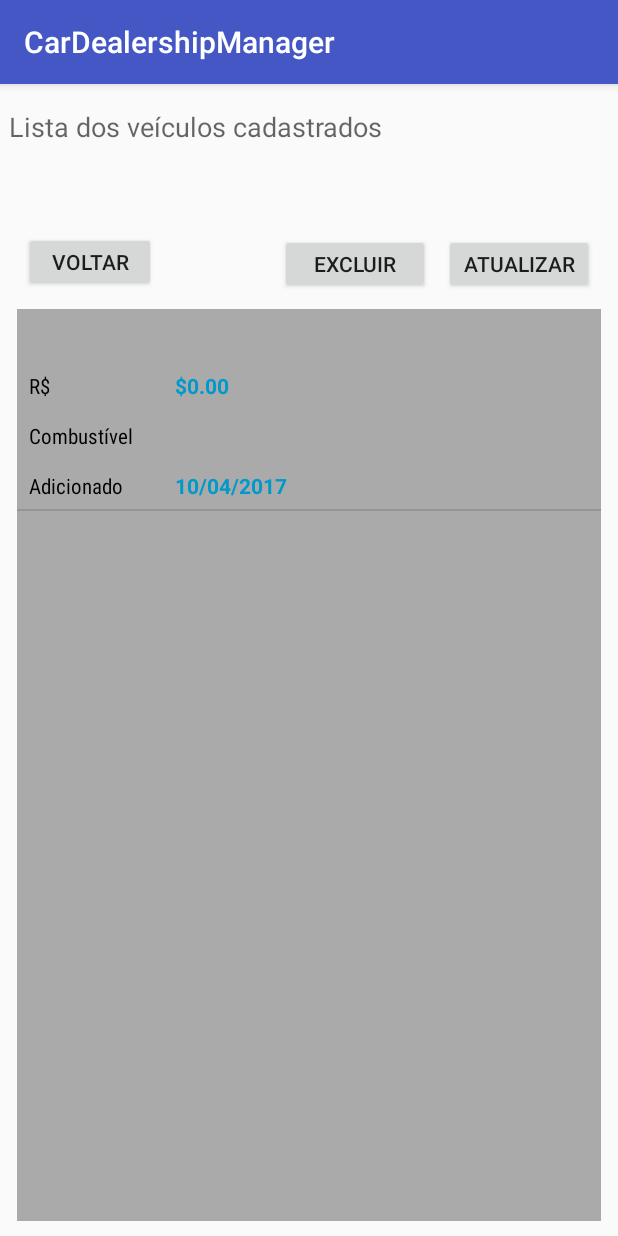
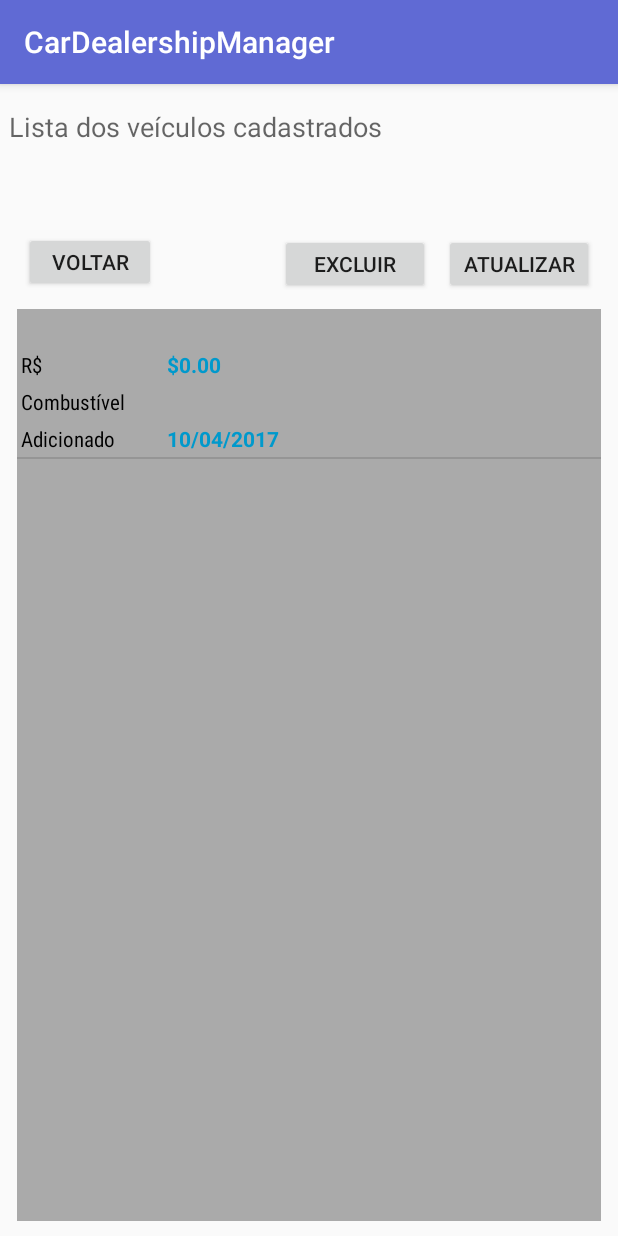
Before and after one commit to LVSant/cardealershipmanager, an Android app: the GaragemActivity screen opened directly, with no data from a screen before it, on a phone screen of 412 x 824 dp. Run offline under Robolectric (Android 15) with nearby library versions, the phone set to English and light mode, and no system bars.

```diff
--- a/app/src/main/res/layout/item_garagem.xml
+++ b/app/src/main/res/layout/item_garagem.xml
@@ -1,5 +1,6 @@
 <?xml version="1.0" encoding="utf-8"?>
 <LinearLayout xmlns:android="http://schemas.android.com/apk/res/android"
+    xmlns:tools="http://schemas.android.com/tools"
     android:layout_width="match_parent"
     android:layout_height="match_parent">
 
@@ -10,63 +11,62 @@
 
         <TextView
             android:id="@+id/textmarca"
-            android:layout_width="160dp"
-            android:layout_height="25dp"
+            android:layout_width="match_parent"
+            android:layout_height="22dp"
             android:layout_alignBaseline="@+id/textname"
             android:layout_alignBottom="@+id/textname"
             android:layout_alignParentStart="true"
-            android:layout_margin="4dp"
+            android:layout_margin="1dp"
             android:layout_marginStart="7dp"
-            android:layout_weight="1"
             android:fontFamily="sans-serif-condensed"
-            android:padding="4dp"
+            android:padding="1dp"
             android:textColor="@android:color/background_dark"
             android:textSize="14sp" />
 
         <TextView
             android:id="@+id/textView3"
-            android:layout_width="160dp"
-            android:layout_height="25dp"
+            android:layout_width="match_parent"
+            android:layout_height="22dp"
             android:layout_alignBottom="@+id/textpreco"
             android:layout_alignEnd="@+id/textmarca"
             android:layout_alignStart="@+id/textmarca"
             android:layout_alignTop="@+id/textpreco"
-            android:layout_margin="4dp"
+            android:layout_margin="1dp"
             android:layout_weight="1"
             android:fontFamily="sans-serif-condensed"
-            android:padding="4dp"
+            android:padding="1dp"
             android:text="R$"
             android:textColor="@android:color/background_dark"
             android:textSize="14sp" />
 
         <TextView
             android:id="@+id/textView4"
-            android:layout_width="160dp"
-            android:layout_height="25dp"
+            android:layout_width="match_parent"
+            android:layout_height="22dp"
             android:layout_alignBottom="@+id/textCombustivel"
             android:layout_alignEnd="@+id/textView3"
             android:layout_alignStart="@+id/textView3"
             android:layout_alignTop="@+id/textCombustivel"
-            android:layout_margin="4dp"
+            android:layout_margin="1dp"
             android:layout_weight="1"
             android:fontFamily="sans-serif-condensed"
-            android:padding="4dp"
+            android:padding="1dp"
             android:text="Combustível"
             android:textColor="@android:color/background_dark"
             android:textSize="14sp" />
 
         <TextView
             android:id="@+id/textView11"
-            android:layout_width="160dp"
-            android:layout_height="25dp"
+            android:layout_width="match_parent"
+            android:layout_height="22dp"
             android:layout_alignBottom="@+id/textadicionado"
             android:layout_alignEnd="@+id/textView4"
             android:layout_alignStart="@+id/textView4"
             android:layout_alignTop="@+id/textadicionado"
-            android:layout_margin="4dp"
+            android:layout_margin="1dp"
             android:layout_weight="1"
             android:fontFamily="sans-serif-condensed"
-            android:padding="4dp"
+            android:padding="1dp"
             android:text="Adicionado"
             android:textColor="@android:color/background_dark"
             android:textSize="14sp" />
@@ -81,59 +81,59 @@
         <TextView
             android:id="@+id/textname"
             android:layout_width="match_parent"
-            android:layout_height="25dp"
+            android:layout_height="22dp"
             android:layout_alignParentEnd="true"
             android:layout_alignParentTop="true"
-            android:layout_margin="4dp"
+            android:layout_margin="1dp"
             android:layout_marginTop="30dp"
             android:layout_weight="1"
             android:fontFamily="sans-serif-condensed"
-            android:padding="4dp"
+            android:padding="1dp"
             android:textColor="@android:color/holo_blue_dark"
             android:textSize="14sp" />
 
         <TextView
             android:id="@+id/textpreco"
             android:layout_width="match_parent"
-            android:layout_height="25dp"
+            android:layout_height="22dp"
             android:layout_alignEnd="@+id/textname"
             android:layout_alignStart="@+id/textname"
             android:layout_below="@+id/textname"
-            android:layout_margin="4dp"
+            android:layout_margin="1dp"
             android:layout_marginTop="14dp"
             android:layout_weight="1"
             android:fontFamily="sans-serif-condensed"
-            android:padding="4dp"
+            android:padding="1dp"
             android:textColor="@android:color/holo_blue_dark"
             android:textSize="14sp" />
 
         <TextView
             android:id="@+id/textCombustivel"
             android:layout_width="match_parent"
-            android:layout_height="25dp"
+            android:layout_height="22dp"
             android:layout_alignEnd="@+id/textpreco"
             android:layout_alignStart="@+id/textpreco"
             android:layout_below="@+id/textpreco"
-            android:layout_margin="4dp"
+            android:layout_margin="1dp"
             android:layout_marginTop="13dp"
             android:layout_weight="1"
             android:fontFamily="sans-serif-condensed"
-            android:padding="4dp"
+            android:padding="1dp"
             android:textColor="@android:color/holo_blue_dark"
             android:textSize="14sp" />
 
         <TextView
             android:id="@+id/textadicionado"
             android:layout_width="match_parent"
-            android:layout_height="25dp"
+            android:layout_height="22dp"
             android:layout_alignEnd="@+id/textCombustivel"
             android:layout_alignStart="@+id/textCombustivel"
             android:layout_below="@+id/textCombustivel"
-            android:layout_margin="4dp"
+            android:layout_margin="1dp"
             android:layout_marginTop="10dp"
             android:layout_weight="1"
             android:fontFamily="sans-serif-condensed"
-            android:padding="4dp"
+            android:padding="1dp"
             android:textColor="@android:color/holo_blue_dark"
             android:textSize="14sp" />
 
--- a/app/src/main/res/values/colors.xml
+++ b/app/src/main/res/values/colors.xml
@@ -1,6 +1,6 @@
 <?xml version="1.0" encoding="utf-8"?>
 <resources>
-    <color name="colorPrimary">#4457c4</color>
-    <color name="colorPrimaryDark">#94a1e7</color>
+    <color name="colorPrimary">#606ad4</color>
+    <color name="colorPrimaryDark">#21265e</color>
     <color name="colorAccent">#56b770</color>
 </resources>
--- a/build.gradle
+++ b/build.gradle
@@ -5,7 +5,7 @@ buildscript {
         jcenter()
     }
     dependencies {
-        classpath 'com.android.tools.build:gradle:2.3.0'
+        classpath 'com.android.tools.build:gradle:2.3.1'
 
         // NOTE: Do not place your application dependencies here; they belong
         // in the individual module build.gradle files
```
Also changed, not shown: app/src/main/java/com/anew/devl/cardealershipmanager/fipeclient/VeiculoShowActivity.java (+11 -3 lines), app/src/main/res/layout/activity_veiculo_show.xml (+13 -20 lines).
